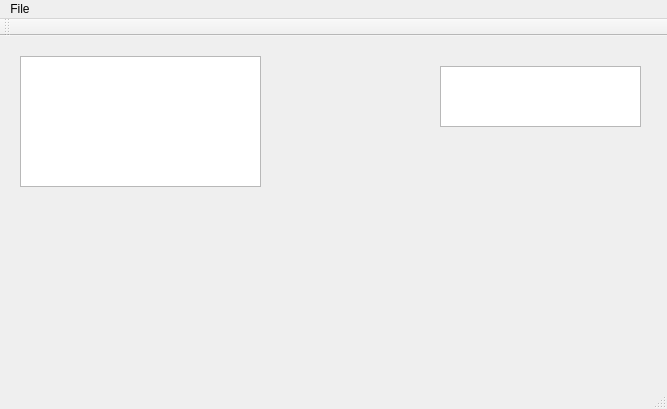
First picture: the form in src/GUI/mainwindow.ui, repository henrikvs/nornetdemo, before the edit.
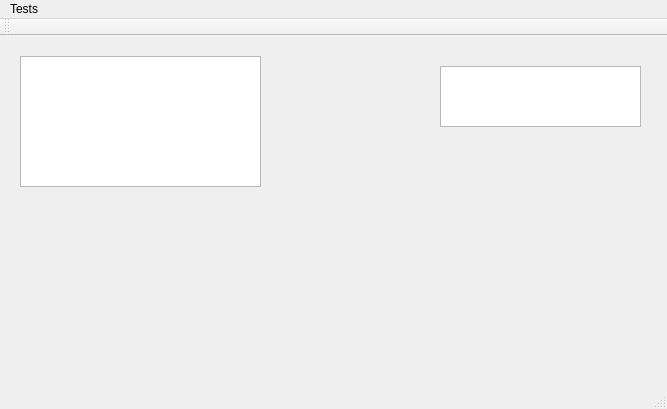
Second picture: the form after the edit.

The edit to the form file:
```diff
--- a/src/GUI/mainwindow.ui
+++ b/src/GUI/mainwindow.ui
@@ -46,7 +46,7 @@
    </property>
    <widget class="QMenu" name="menuFile">
     <property name="title">
-     <string>File</string>
+     <string>Tests</string>
     </property>
     <addaction name="actionSSL"/>
    </widget>
```
Left out of the diff: 2 changed lines with no effect on the pictures.
